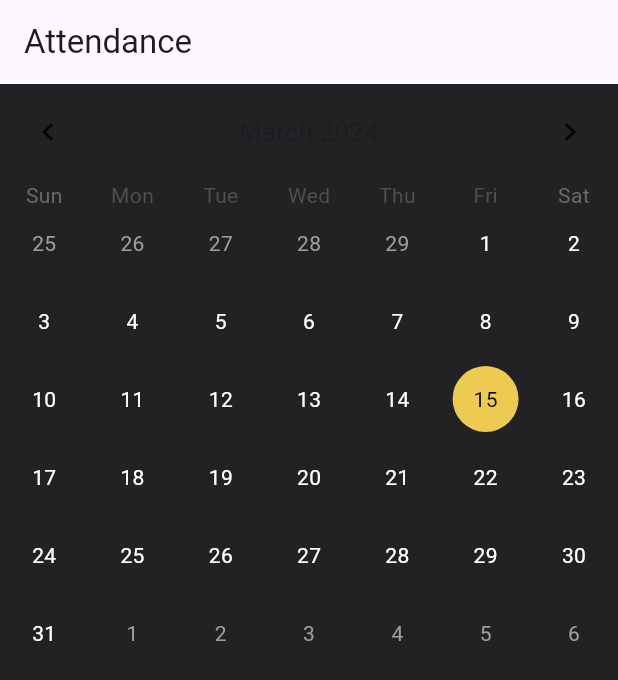
After one commit to ujjwalrrai/GST_APP, a Flutter app: the CalendarPage screen opened directly, on a phone screen of 412 x 824 dp. The commit adds this screen. Shown: the top 680 px of the screen. Run offline on Flutter 3.47's test engine with Material 3 defaults, Android fonts, the phone set to English and light mode, and no system bars; drawn by our look-alikes of table_calendar; our stand-ins replace firebase_auth, firebase_core, introduction_screen; accounts and stored records are empty.

Commit message:
gst notes update

```diff
--- a/lib/Attendance.dart
+++ b/lib/Attendance.dart
@@ -1,5 +1,6 @@
 import 'package:flutter/material.dart';
 import 'package:sies_gst_notes/DivA.dart';
+import 'package:sies_gst_notes/calendar.dart';
 
 void main() {
   runApp(Attendance());
@@ -50,7 +51,7 @@ class Attendance extends StatelessWidget {
                         Navigator.push(
                           context,
                           MaterialPageRoute(
-                            builder: (context) => DivA(),
+                            builder: (context) => Calendar(),
                           ),
                         );
                       },
--- a/lib/TEsem1.dart
+++ b/lib/TEsem1.dart
@@ -16,9 +16,6 @@ class _TEsem1State extends State<TEsem1> {
       decoration: BoxDecoration(
           image: DecorationImage(image: AssetImage('assets/last.jpg'), fit: BoxFit.cover)
       ),
-
-
-
       child: Column(
 
           children: [
--- /dev/null
+++ b/lib/calendar.dart
@@ -0,0 +1,99 @@
+import 'package:flutter/material.dart';
+import 'package:table_calendar/table_calendar.dart';
+
+void main() {
+  runApp(Calendar());
+
+}
+
+class Calendar extends StatelessWidget {
+  @override
+  Widget build(BuildContext context) {
+    return MaterialApp(
+       debugShowCheckedModeBanner: false,
+      title: 'Calendar Example',
+      theme: ThemeData(
+        primarySwatch: Colors.blue,
+        textTheme: TextTheme(
+          bodyText1: TextStyle(color: Colors.white),
+          bodyText2: TextStyle(color: Colors.white),
+          headline6: TextStyle(color: Colors.white),
+        ),
+      ),
+      home: CalendarPage(),
+    );
+  }
+}
+
+class CalendarPage extends StatefulWidget {
+  @override
+  _CalendarPageState createState() => _CalendarPageState();
+}
+
+class _CalendarPageState extends State<CalendarPage> {
+  CalendarFormat _calendarFormat = CalendarFormat.month;
+  DateTime _focusedDay = DateTime.now();
+  DateTime _selectedDay = DateTime.now();
+
+  @override
+  Widget build(BuildContext context) {
+    return Scaffold(
+      appBar: AppBar(
+        title: Text('Attendance'),
+      ),
+      backgroundColor: Color(0xFF222224), // Background color
+      body: Column(
+        crossAxisAlignment: CrossAxisAlignment.start,
+        children: [
+          TableCalendar(
+            firstDay: DateTime.utc(2022, 1, 1),
+            lastDay: DateTime.utc(2024, 12, 31),
+            focusedDay: _focusedDay,
+            calendarFormat: _calendarFormat,
+            onFormatChanged: (format) {
+              setState(() {
+                _calendarFormat = format;
+              });
+            },
+            onPageChanged: (focusedDay) {
+              setState(() {
+                _focusedDay = focusedDay;
+              });
+            },
+            selectedDayPredicate: (day) {
+              return isSameDay(_selectedDay, day);
+            },
+            headerStyle: HeaderStyle(
+              formatButtonVisible: false,
+              titleCentered: true,
+            ),
+            calendarStyle: CalendarStyle(
+              selectedDecoration: BoxDecoration(
+                color: Color(0xFFeccb50), // Change color to yellow
+                shape: BoxShape.circle,
+              ),
+              selectedTextStyle: TextStyle(color: Colors.black),
+              todayDecoration: BoxDecoration(
+                color: Color(0xFFeccb70),
+                // border: Border.all(color: Colors.blue),
+                shape: BoxShape.circle,
+              ),
+              todayTextStyle: TextStyle(color: Colors.white),
+              defaultTextStyle: TextStyle(color: Colors.white),
+              weekendTextStyle: TextStyle(color: Colors.white),
+              outsideTextStyle: TextStyle(color: Colors.grey),
+              // unavailableTextStyle: TextStyle(color: Colors.grey),
+              cellMargin: EdgeInsets.all(4), // Reduce cell margin
+            ),
+            onDaySelected: (selectedDay, focusedDay) {
+              setState(() {
+                _selectedDay = selectedDay;
+                _focusedDay = focusedDay;
+              });
+            },
+          ),
+        ],
+      ),
+    );
+  }
+}
--- a/lib/dashboard.dart
+++ b/lib/dashboard.dart
@@ -111,12 +111,6 @@ class _MyDashboardState extends State<MyDashboard> {
           SizedBox(height: 20.0),
           Expanded(
             child: Container(
-              // decoration: BoxDecoration(
-              //   image: DecorationImage(
-              //     image: AssetImage('assets/hello2.jpg'),
-              //     fit: BoxFit.cover,
-              //   ),
-              // ),
               padding: EdgeInsets.all(20.0),
               child: GridView.count(
                 crossAxisCount: 2,
--- a/lib/introduction.dart
+++ b/lib/introduction.dart
@@ -1,5 +1,6 @@
 import 'package:flutter/material.dart';
 import 'package:introduction_screen/introduction_screen.dart';
+import 'package:sies_gst_notes/calendar.dart';
 import 'package:sies_gst_notes/login.dart';
 
 class Introduction extends StatelessWidget {
--- a/lib/login.dart
+++ b/lib/login.dart
@@ -1,6 +1,5 @@
 import 'package:flutter/material.dart';
 import 'package:sies_gst_notes/FEsem1new.dart';
-// import 'package:sies_gst_notes/dashboard.dart';
 import 'package:sies_gst_notes/dashboard1.dart';
 import 'package:sies_gst_notes/introduction.dart';
 import 'package:sies_gst_notes/register.dart';
--- a/pubspec.yaml
+++ b/pubspec.yaml
@@ -31,6 +31,7 @@ dependencies:
   flutter:
     sdk: flutter
   url_launcher: ^6.0.13
+  table_calendar: ^3.1.0
 
 
   # The following adds the Cupertino Icons font to your application.
@@ -39,6 +40,7 @@ dependencies:
   introduction_screen: ^3.1.12
   firebase_auth: ^4.16.0
   firebase_core: ^2.7.0
+
 
 dev_dependencies:
   flutter_test:
```
Also changed, not shown: lib/Besem1.dart (+60 -45 lines), pubspec.lock.
